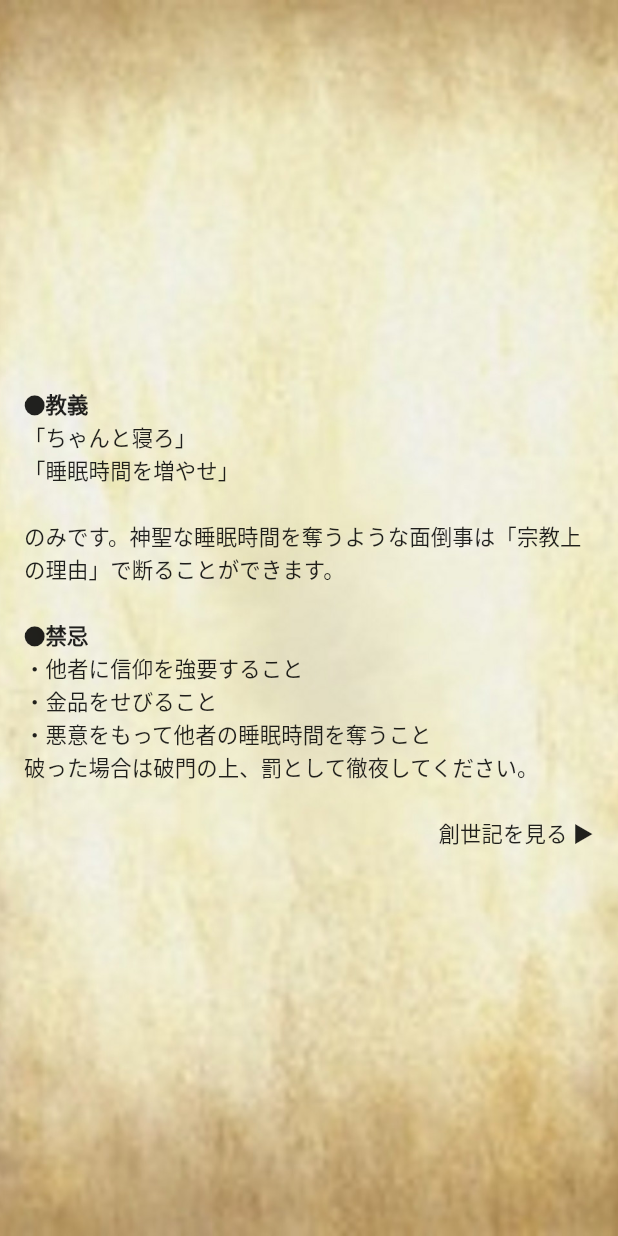
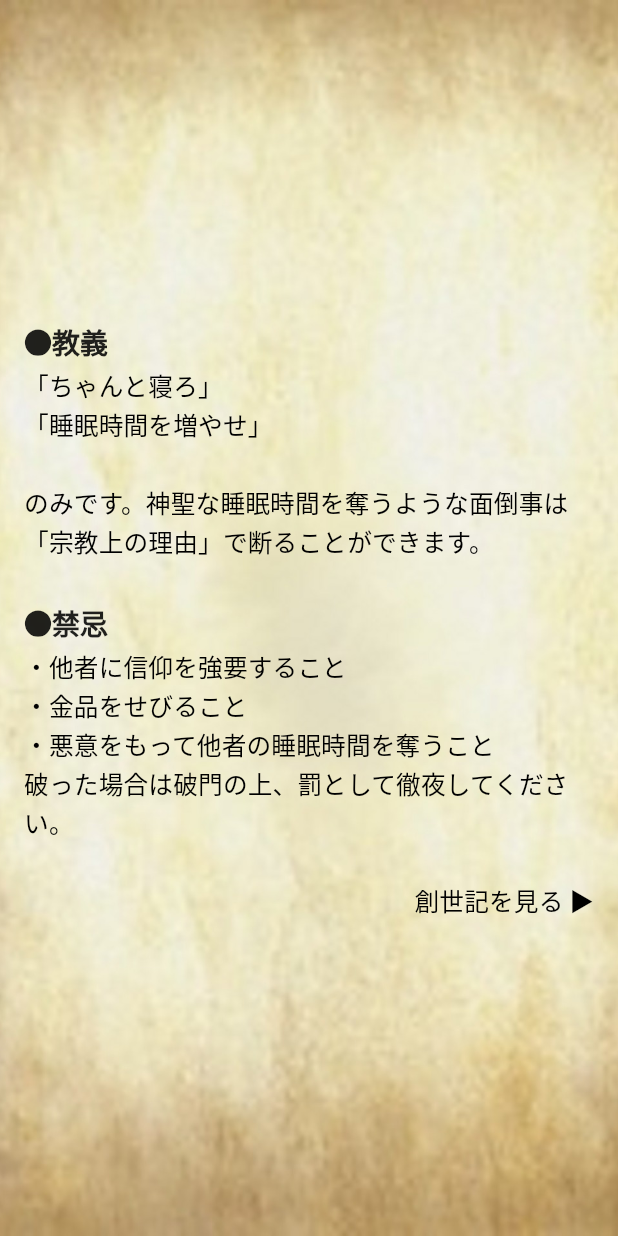
Before and after one commit to Fukuoka-Flutter-Fanclub/hackathon_2024_app, a Flutter app: the DoctrinePage screen opened directly, on a phone screen of 412 x 824 dp. Run offline on Flutter 3.47's test engine with Material 3 defaults, Android fonts, the phone set to English and light mode, and no system bars; our stand-ins replace email_validator, flutter_dotenv, flutter_riverpod, flutter_screenutil, go_router, sentry_flutter and 1 more; missing offline and left inert: turn_page_transition; accounts and stored records are empty.

Commit message:
デザインをある程度適用

```diff
--- a/lib/features/original/originals/doctrine_page.dart
+++ b/lib/features/original/originals/doctrine_page.dart
@@ -1,4 +1,5 @@
 import 'package:flutter/material.dart';
+import 'package:tokyo_hakkason2024_app/core/utils/context_extension.dart';
 import 'package:tokyo_hakkason2024_app/features/original/widgets/paper_background.dart';
 
 class DoctrinePage extends StatelessWidget {
@@ -6,16 +7,14 @@ class DoctrinePage extends StatelessWidget {
 
   @override
   Widget build(BuildContext context) {
-    return const Scaffold(
+    return Scaffold(
       body: PaperBackground(
         child: Column(
           crossAxisAlignment: CrossAxisAlignment.start,
           children: [
             Text(
               '●教義',
-              style: TextStyle(
-                fontWeight: FontWeight.bold,
-              ),
+              style: context.textTheme.titleMedium,
             ),
             Text(
               '''
@@ -24,12 +23,11 @@ class DoctrinePage extends StatelessWidget {
 
 のみです。神聖な睡眠時間を奪うような面倒事は「宗教上の理由」で断ることができます。
               ''',
+              style: context.textTheme.labelMedium,
             ),
             Text(
               '●禁忌',
-              style: TextStyle(
-                fontWeight: FontWeight.bold,
-              ),
+              style: context.textTheme.titleMedium,
             ),
             Text(
               '''
@@ -38,11 +36,15 @@ class DoctrinePage extends StatelessWidget {
 ・悪意をもって他者の睡眠時間を奪うこと
 破った場合は破門の上、罰として徹夜してください。
               ''',
+              style: context.textTheme.labelMedium,
             ),
             Row(
               children: [
-                Expanded(child: SizedBox()),
-                Text('創世記を見る ▶')
+                const Expanded(child: SizedBox()),
+                Text(
+                  '創世記を見る ▶',
+                  style: context.textTheme.labelMedium,
+                )
               ],
             ),
           ],
--- a/lib/features/original/widgets/next_page_button.dart
+++ b/lib/features/original/widgets/next_page_button.dart
@@ -8,8 +8,8 @@ class NextPageButton extends StatelessWidget {
   @override
   Widget build(BuildContext context) {
     return TextButton(
-        onPressed: onTapped,
-        child: const Text('次へ'),
+      onPressed: onTapped,
+      child: const Text('次へ'),
     );
   }
 }
```
Also changed, not shown: lib/features/original/originals/genesis_page.dart (+10 -7 lines), lib/features/original/pages/entry_page.dart (+8 -7 lines), lib/features/original/pages/privacy_policy_modal.dart (+7 -10 lines).
